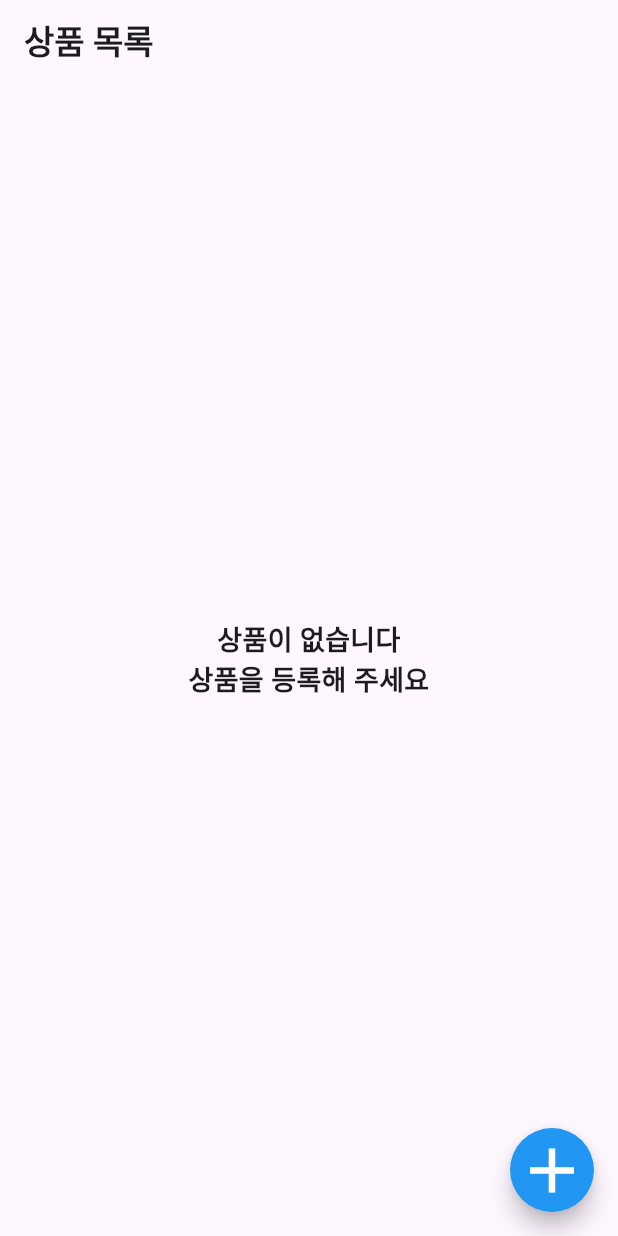
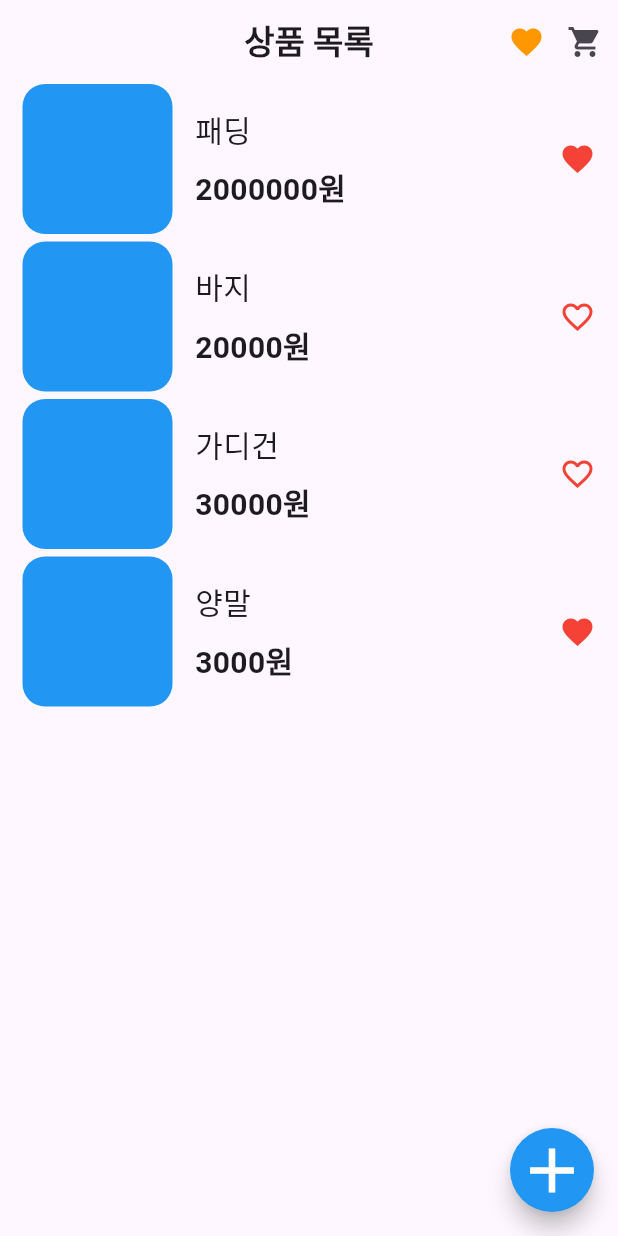
Before and after one commit to jang08089/flutter_shopping, a Flutter app: the screen it shows after launch, on a phone screen of 412 x 824 dp. Run offline on Flutter 3.47's test engine with Material 3 defaults, Android fonts, the phone set to English and light mode, and no system bars.

Commit message:
feat: 즐겨찾기 장바구니 버튼 추가

```diff
--- a/lib/home_page.dart
+++ b/lib/home_page.dart
@@ -10,40 +10,49 @@ class HomePage extends StatelessWidget{
   Widget build(BuildContext context) {
     return Scaffold(
       appBar: AppBar(
+        centerTitle: true,
         title: Text('상품 목록',
         style: TextStyle(
           fontSize: 22,
           fontWeight: FontWeight.bold
         ),
         ),
+        actions: [
+          Icon(
+          Icons.favorite,
+          color: Colors.orange,),
+          SizedBox(width: 15),
+        Icon(
+          Icons.shopping_cart),
+          SizedBox(width: 10),
+      ]),
+      // body: Center(
+      //   child: Column(
+      //     mainAxisAlignment: MainAxisAlignment.center,
+      //   children: [
+      //   Text('상품이 없습니다 \n상품을 등록해 주세요',
+      // textAlign: TextAlign.center,
+      // style: TextStyle(
+      //   fontSize: 18,
+      //   fontWeight: FontWeight.bold
+      // ),),
+      // ]
+      // ),
+      // ),
+      body: Padding(
+        padding: const EdgeInsets.symmetric(horizontal: 15),
+        child: Column(
+          children: [
+            itemList('패딩', 2000000, true),
+            SizedBox(height: 5),
+            itemList('바지', 20000, false),
+            SizedBox(height: 5),
+            itemList('가디건', 30000, false),
+            SizedBox(height: 5),
+            itemList('양말', 3000, true),
+          ]
+            ),
       ),
-      body: Center(
-        child: Column(
-          mainAxisAlignment: MainAxisAlignment.center,
-        children: [
-        Text('상품이 없습니다 \n상품을 등록해 주세요',
-      textAlign: TextAlign.center,
-      style: TextStyle(
-        fontSize: 18,
-        fontWeight: FontWeight.bold
-      ),),
-      ]
-      ),
-      ),
-      // body: Padding(
-      //   padding: const EdgeInsets.symmetric(horizontal: 15),
-      //   child: Column(
-      //     children: [
-      //       itemList('패딩', 2000000, true),
-      //       SizedBox(height: 5),
-      //       itemList('바지', 20000, false),
-      //       SizedBox(height: 5),
-      //       itemList('가디건', 30000, false),
-      //       SizedBox(height: 5),
-      //       itemList('양말', 3000, true),
-      //     ]
-      //       ),
-      // ),
       floatingActionButton: FloatingActionButton(onPressed: (){},
       child: Icon(Icons.add, color: Colors.white, size: 50,),
       backgroundColor: Colors.blue,
```
